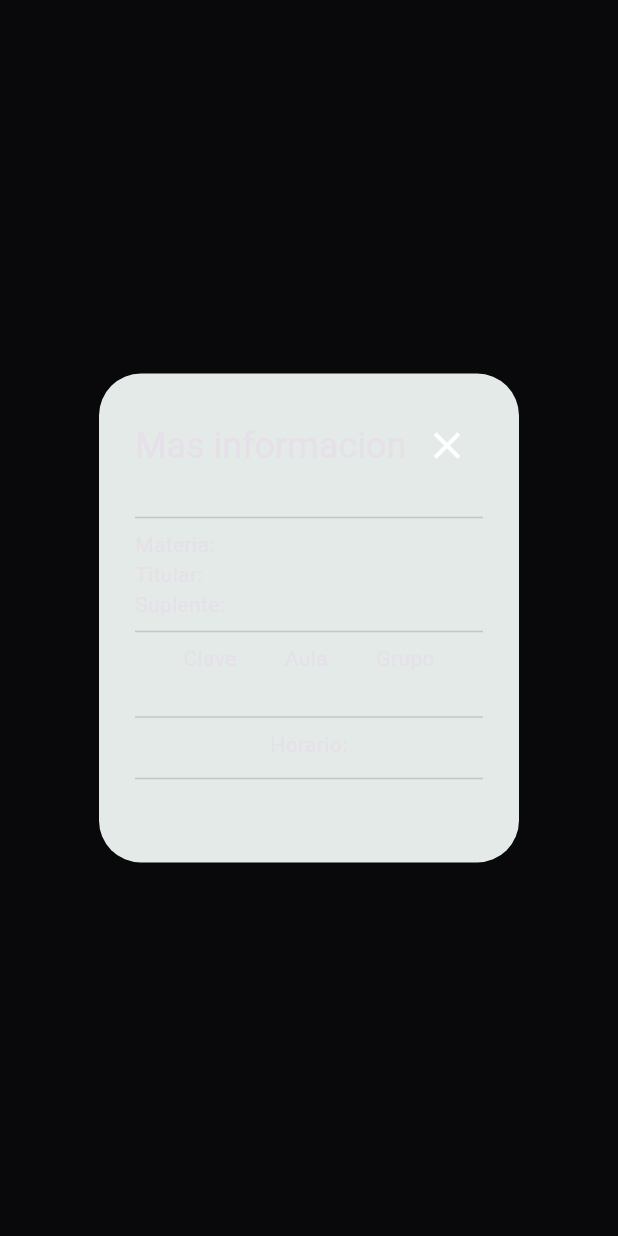
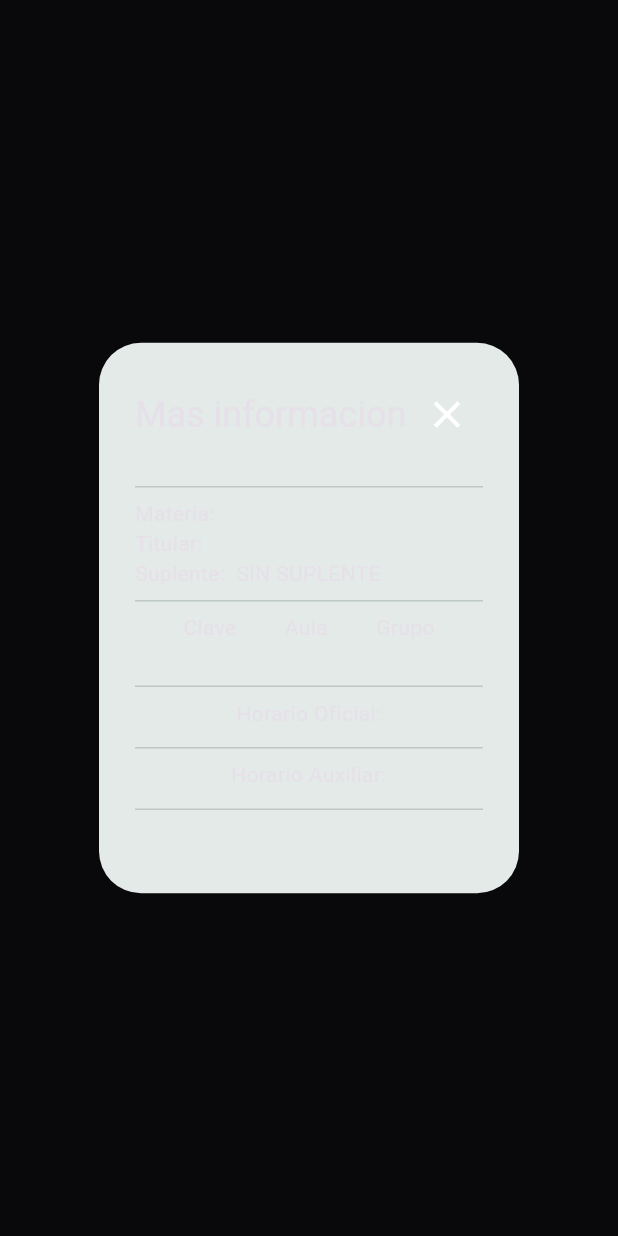
Before and after one commit to NugetDePatto/professorchecker, a Flutter app: what verMasDialog() shows on an empty page, opened directly with empty values, on a phone screen of 412 x 824 dp. Run offline on Flutter 3.47's test engine with Material 2 defaults, Android fonts, the phone set to English and light mode, and no system bars; our stand-ins replace cloud_firestore, connectivity, firebase_core, firebase_database, firebase_storage, flutter_image_compress and 3 more; accounts and stored records are empty.

Commit message:
agregar suplente + mostrar horario aux en vermas

```diff
--- a/lib/views/Recorrido/recorrido_view.dart
+++ b/lib/views/Recorrido/recorrido_view.dart
@@ -32,11 +32,7 @@ class _RecorridoViewState extends State<RecorridoView> {
     b.selectIndex(i);
     PageController p = PageController(initialPage: i);
     return Scaffold(
-      appBar: getAppBar(
-        'Lista de Asistencia',
-        context,
-        leading: true,
-      ),
+      appBar: getAppBar('Lista de Asistencia', context),
       body: StreamBuilder(
         stream: c.stremFire,
         builder: (context, snapshot) {
--- a/lib/views/Recorrido/vermas_dialog.dart
+++ b/lib/views/Recorrido/vermas_dialog.dart
@@ -1,6 +1,20 @@
 import 'package:flutter/material.dart';
+import 'package:get_storage/get_storage.dart';
 
-verMasDialog(BuildContext context, Map<String, dynamic> info) {
+verMasDialog(BuildContext context, Map<dynamic, dynamic> info) {
+  GetStorage box = GetStorage('auxiliares');
+  String key = info['titular'] + info['grupo'] + info['clave'];
+
+  List<dynamic> horarioAux = [];
+  List<dynamic> salonesAux = [];
+  String suplente = 'Sin Suplente';
+
+  if (box.read(key) != null) {
+    horarioAux = box.read(key)['horario'];
+    salonesAux = box.read(key)['salones'];
+    suplente = box.read(key)['suplente'];
+  }
+
   List<String> dias = [
     'Lunes',
     'Martes',
@@ -34,7 +48,7 @@ verMasDialog(BuildContext context, Map<String, dynamic> info) {
               const Divider(),
               Text('Materia:  ${info['materia']}'),
               Text('Titular:  ${info['titular']}'),
-              Text('Suplente:  ${info['suplente'].toString().toUpperCase()}'),
+              Text('Suplente:  ${suplente.toString().toUpperCase()}'),
               const Divider(),
               Row(
                 mainAxisAlignment: MainAxisAlignment.spaceEvenly,
@@ -64,17 +78,14 @@ verMasDialog(BuildContext context, Map<String, dynamic> info) {
                 children: [
                   Expanded(
                     child: Text(
-                      'Horario:',
+                      'Horario Oficial:',
                       textAlign: TextAlign.center,
                     ),
                   ),
                 ],
               ),
               const SizedBox(height: 5),
-              Row(
-                mainAxisAlignment: MainAxisAlignment.center,
-                children: [
-                  Column(
+              Wrap(
                 children: [
                   for (int i = 0; i < info['horario'].length; i++)
                     if (info['horario'][i] != '-')
@@ -89,6 +100,32 @@ verMasDialog(BuildContext context, Map<String, dynamic> info) {
                       ),
                 ],
               ),
+              const Divider(),
+              const Row(
+                children: [
+                  Expanded(
+                    child: Text(
+                      'Horario Auxiliar:',
+                      textAlign: TextAlign.center,
+                    ),
+                  ),
+                ],
+              ),
+              const SizedBox(height: 5),
+              Wrap(
+                children: [
+                  for (int i = 0; i < horarioAux.length; i++)
+                    if (horarioAux[i] != '-')
+                      Padding(
+                        padding: const EdgeInsets.all(5.0),
+                        child: Column(
+                          children: [
+                            Text(dias[i]),
+                            Text(horarioAux[i]),
+                            Text(salonesAux[i]),
+                          ],
+                        ),
+                      ),
                 ],
               ),
               const Divider(),
--- a/lib/widgets/app_bar.dart
+++ b/lib/widgets/app_bar.dart
@@ -35,7 +35,7 @@ PreferredSizeWidget getAppBar(
                 context: context,
                 builder: (context) => AlertDialog(
                   title: const Text(
-                    '¿Quiere salir a la pantalla de inicio?',
+                    '¿Deseas salir sin guardar los cambios?',
                     textAlign: TextAlign.center,
                   ),
                   actionsAlignment: MainAxisAlignment.spaceEvenly,
```
Also changed, not shown: lib/controllers/tarjeta_controller.dart (+14 -6 lines), lib/views/Agenda/escogerhoras_view.dart (+72 -18 lines), lib/widgets/tarjeta_asistencia.dart (+22 -4 lines). Lines whose indentation alone changed are shown as unchanged.
